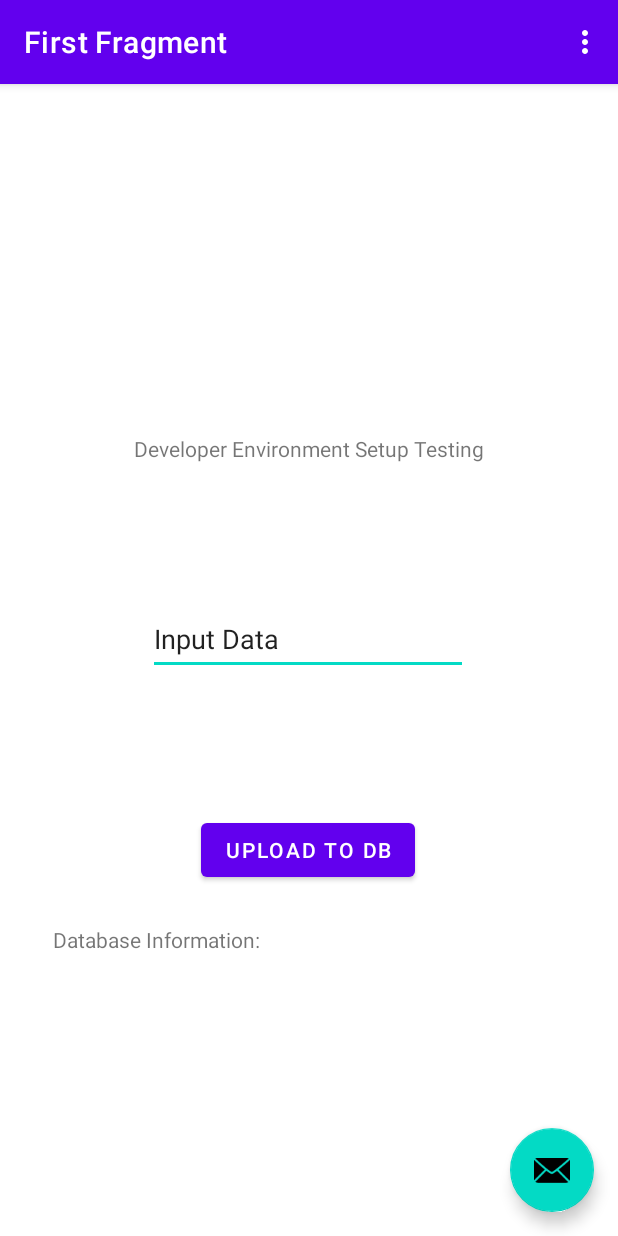
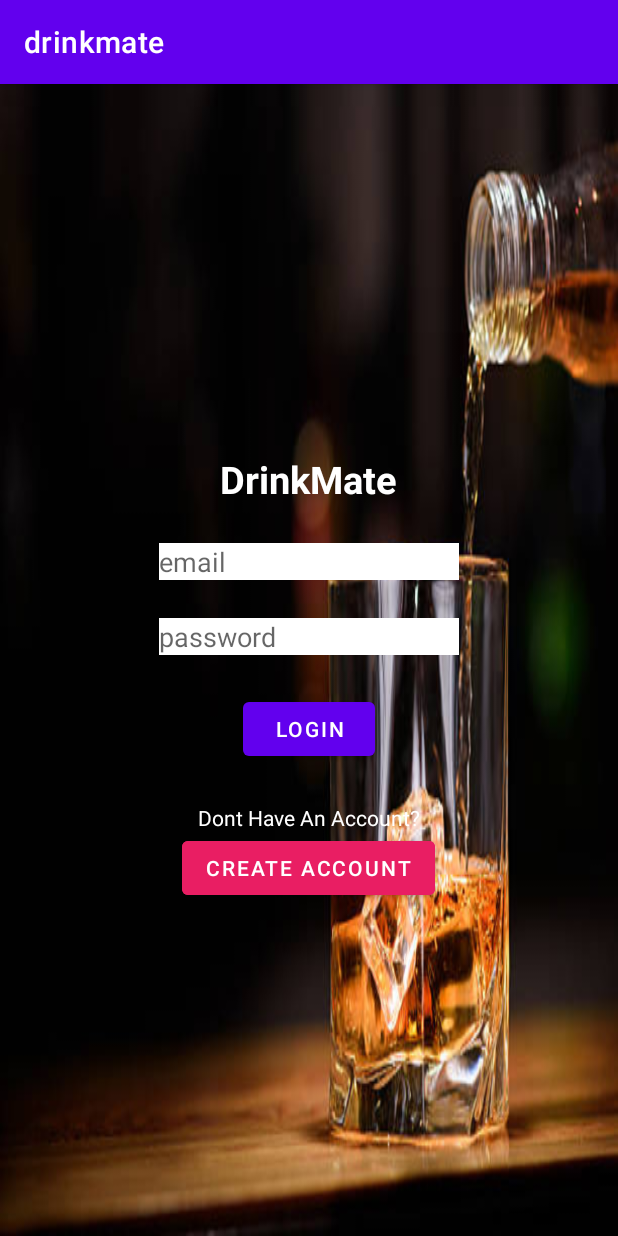
Before and after one commit to aphn490/drinkmate, an Android app: the screen it shows after launch (MainActivity before the commit, Login after it), on a phone screen of 412 x 824 dp. Run offline under Robolectric (Android 15) with nearby library versions, the phone set to English and light mode, and no system bars.

Commit message:
Finish UI for login and register

```diff
--- /dev/null
+++ b/app/src/main/java/com/example/drinkmate/Login.kt
@@ -0,0 +1,11 @@
+package com.example.drinkmate
+
+import androidx.appcompat.app.AppCompatActivity
+import android.os.Bundle
+
+class Login : AppCompatActivity() {
+    override fun onCreate(savedInstanceState: Bundle?) {
+        super.onCreate(savedInstanceState)
+        setContentView(R.layout.activity_login)
+    }
+}
--- /dev/null
+++ b/app/src/main/res/layout/activity_login.xml
@@ -0,0 +1,77 @@
+<?xml version="1.0" encoding="utf-8"?>
+<LinearLayout xmlns:android="http://schemas.android.com/apk/res/android"
+    xmlns:app="http://schemas.android.com/apk/res-auto"
+    xmlns:tools="http://schemas.android.com/tools"
+    android:layout_width="match_parent"
+    android:orientation="vertical"
+    android:gravity="center"
+    android:layout_height="match_parent"
+    android:background="@drawable/loginbackground"
+    tools:context=".Login">
+
+
+    <TextView
+        android:layout_width="wrap_content"
+        android:layout_height="wrap_content"
+        android:textColor="@color/white"
+        android:text="DrinkMate"
+        android:textSize="25dp"
+        android:layout_margin="25dp"
+        android:textStyle="bold" />
+
+    <com.google.android.material.textfield.TextInputLayout
+        android:layout_width="match_parent"
+        android:layout_height="wrap_content" />
+        <com.google.android.material.textfield.TextInputEditText
+            android:id="@+id/email"
+            android:hint="@string/email"
+            android:background="@color/white"
+            android:layout_width="200dp"
+            android:layout_height="wrap_content"/>
+    <com.google.android.material.textfield.TextInputLayout
+        android:layout_width="match_parent"
+        android:layout_height="wrap_content"/>
+
+    <com.google.android.material.textfield.TextInputLayout
+        android:layout_width="match_parent"
+        android:layout_height="wrap_content" />
+
+    <com.google.android.material.textfield.TextInputEditText
+        android:layout_margin="25dp"
+        android:id="@+id/password"
+        android:hint="@string/password"
+        android:background="@color/white"
+        android:layout_width="200dp"
+        android:layout_height="wrap_content"/>
+
+    <com.google.android.material.textfield.TextInputLayout
+        android:layout_width="match_parent"
+        android:layout_height="wrap_content"/>
+
+    <Button
+        android:id="@+id/login"
+        android:layout_width="wrap_content"
+        android:layout_height="wrap_content"
+        android:text="@string/Login" />
+
+
+    <TextView
+        android:layout_width="wrap_content"
+        android:layout_height="wrap_content"
+        android:layout_marginTop="25dp"
+        android:text="Dont Have An Account?"
+        android:textColor="@color/white"
+        android:textSize="14dp" />
+
+    <Button
+        android:id="@+id/Create_Account"
+        android:layout_width="wrap_content"
+        android:layout_height="wrap_content"
+        android:backgroundTint="#FFE91E63"
+        android:text="@string/CreateAccount"
+        />
+
+
+
+
+</LinearLayout>
--- a/app/src/main/res/values/strings.xml
+++ b/app/src/main/res/values/strings.xml
@@ -10,4 +10,9 @@
 
     <string name="dev_env">Developer Environment Setup Testing</string>
     <string name="hello_second_fragment">Hello second fragment. Arg: %1$s</string>
+    <string name="Login">Login</string>
+    <string name="email">email</string>
+    <string name="password">password</string>
+    <string name="CreateAccount">Create Account</string>
+    <string name="confirmpassword">confirm password</string>
 </resources>
--- a/build.gradle
+++ b/build.gradle
@@ -1,6 +1,6 @@
 buildscript {
     dependencies {
-        classpath 'com.google.gms:google-services:4.3.10'
+        classpath 'com.google.gms:google-services:4.3.15'
     }
 }// Top-level build file where you can add configuration options common to all sub-projects/modules.
 plugins {
```
Also changed, not shown: app/src/main/AndroidManifest.xml (+21 -0 lines), app/src/main/java/com/example/drinkmate/Registration.kt (added, +11 -0 lines), app/src/main/res/layout/activity_registration.xml (added, +83 -0 lines), app/src/main/res/drawable-v24/loginbackground.jpg (added).
